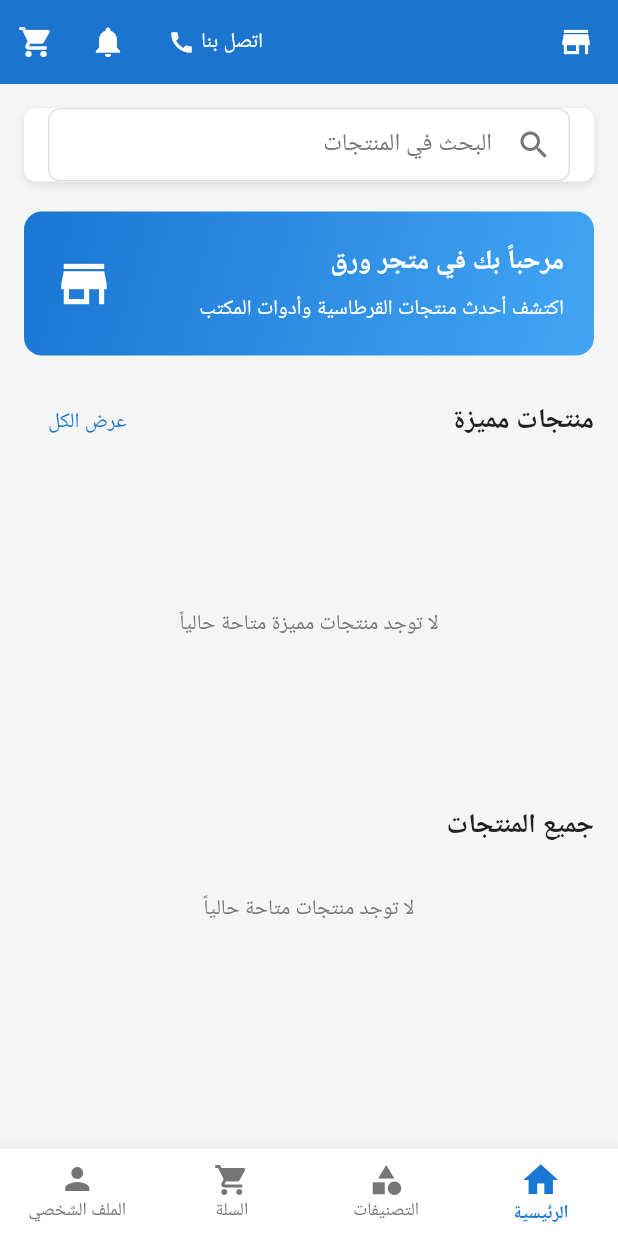
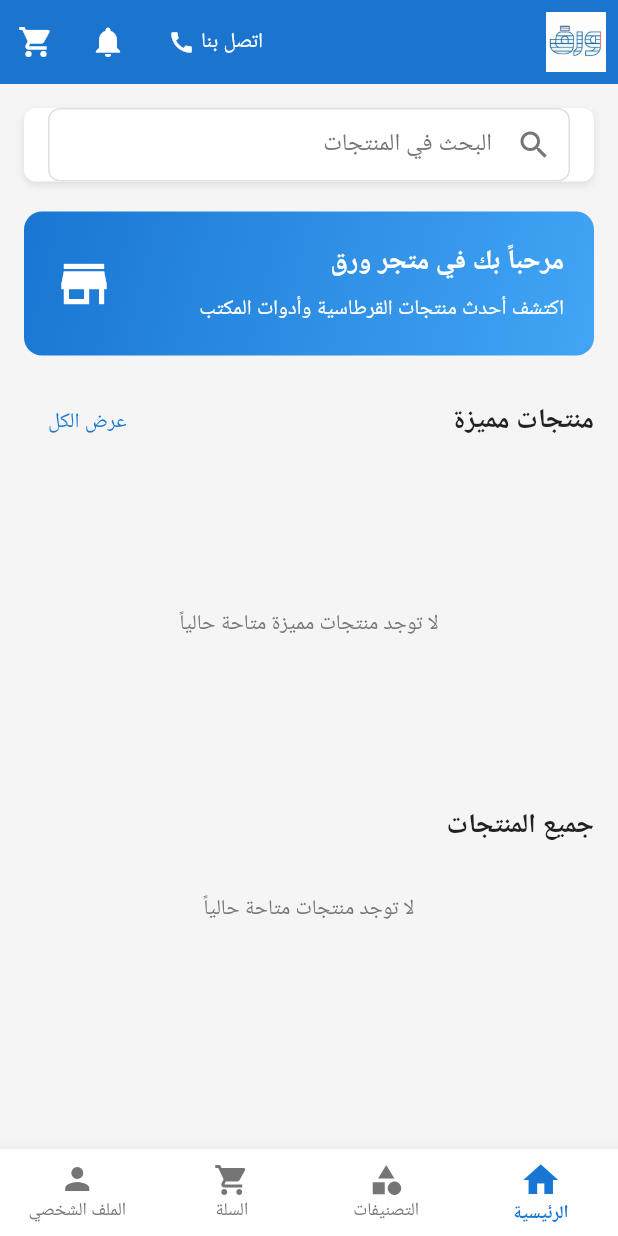
Before and after one commit to aalitariq44/paper-shop, a Flutter app: the screen it shows after launch, on a phone screen of 412 x 824 dp. Run offline on Flutter 3.47's test engine with Material 3 defaults, Android fonts, the phone set to English and light mode, and no system bars; our stand-ins replace cloud_firestore, firebase_auth, firebase_core, google_sign_in, shared_preferences; accounts and stored records are empty.

Commit message:
هل ترى ايقونة المتجر التي في app bar استبدلها بالصورة الموجود في assts images التي اسمها icon

```diff
--- a/lib/presentation/screens/home/home_screen.dart
+++ b/lib/presentation/screens/home/home_screen.dart
@@ -57,7 +57,15 @@
 
   AppBar _buildAppBar() {
     return AppBar(
-      leading: const Icon(Icons.store, color: AppColors.textLight),
+      leading: Padding(
+        padding: const EdgeInsets.symmetric(horizontal: 8),
+        child: Image.asset(
+          'assets/images/icon.jpg',
+          width: 24,
+          height: 24,
+          fit: BoxFit.contain,
+        ),
+      ),
       backgroundColor: AppColors.primaryColor,
       foregroundColor: AppColors.textLight,
       elevation: 2,
```
Also changed, not shown: assets/images/icon.jpg (added).
